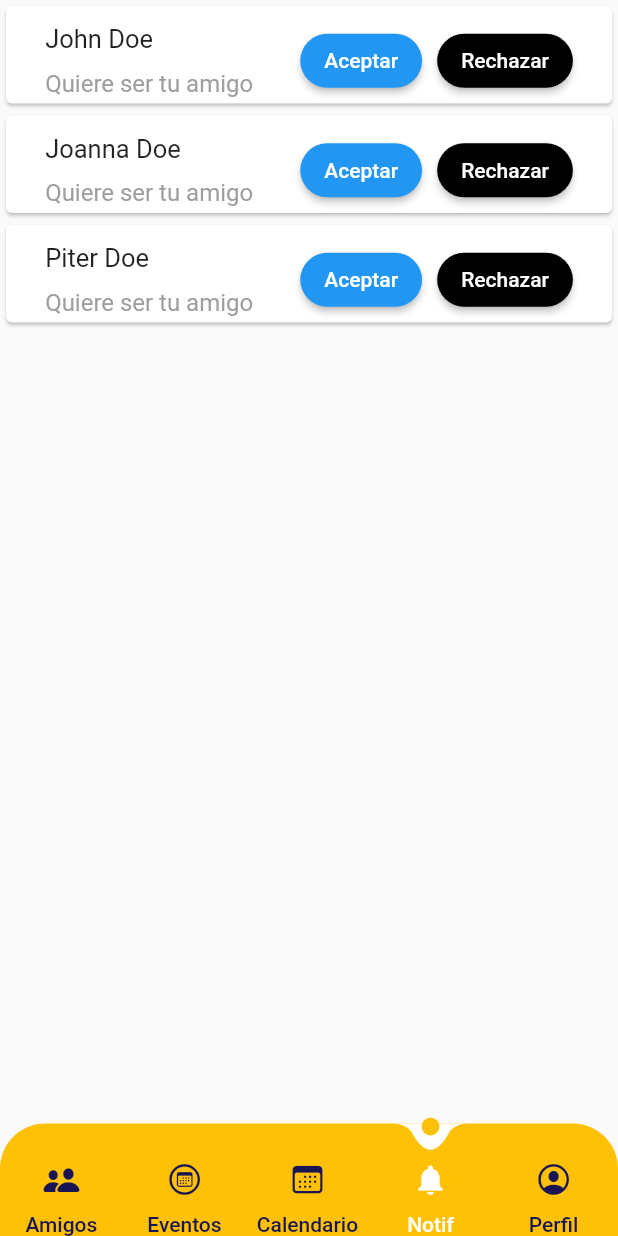
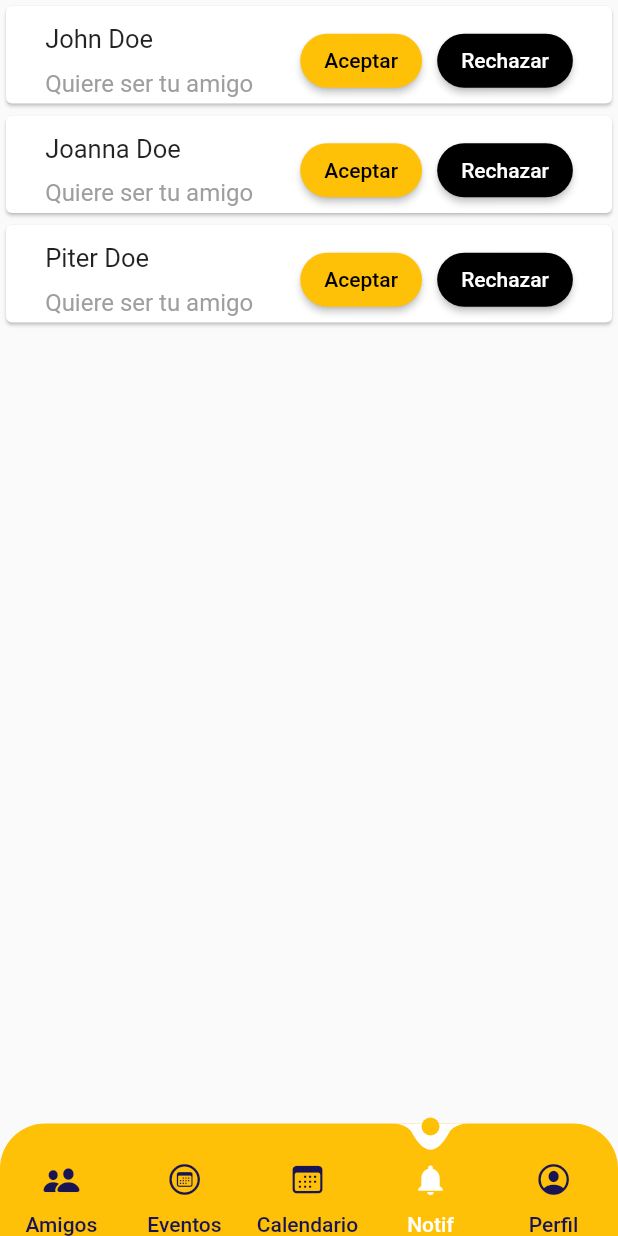
Before and after one commit to karou1182001/AppMovilRU, a Flutter app: the screen it shows after launch, item 4 of the bottom bar chosen, on a phone screen of 412 x 824 dp. Run offline on Flutter 3.47's test engine with Material 2 defaults, Android fonts, the phone set to English and light mode, and no system bars; our stand-ins replace get, syncfusion_flutter_calendar.

Commit message:
Update notifications.dart

```diff
--- a/lib/ui/pages/notifications.dart
+++ b/lib/ui/pages/notifications.dart
@@ -44,22 +44,26 @@ class _NotificationsState extends State<Notifications> {
                 ),
               ],
             ),
-            estiloBtn('Aceptar', Colors.blue),
-            estiloBtn('Rechazar', Colors.black)
+            estiloBtn('Aceptar', Colors.amber, Colors.black),
+            estiloBtn('Rechazar', Colors.black, Colors.white)
           ],
         ),
       ),
     ));
   }
 
-  ElevatedButton estiloBtn(String text, Color color) {
+  ElevatedButton estiloBtn(String text, Color color, Color txtColor) {
     return ElevatedButton(
-      style: ButtonStyle(
-          backgroundColor: MaterialStateProperty.resolveWith((states) => color),
-          shape: MaterialStateProperty.all<RoundedRectangleBorder>(
-              RoundedRectangleBorder(borderRadius: BorderRadius.circular(18)))),
-      onPressed: () {},
-      child: Text(text),
-    );
+        style: ButtonStyle(
+            backgroundColor:
+                MaterialStateProperty.resolveWith((states) => color),
+            shape: MaterialStateProperty.all<RoundedRectangleBorder>(
+                RoundedRectangleBorder(
+                    borderRadius: BorderRadius.circular(18)))),
+        onPressed: () {},
+        child: Text(
+          text,
+          style: TextStyle(color: txtColor),
+        ));
   }
 }
```
